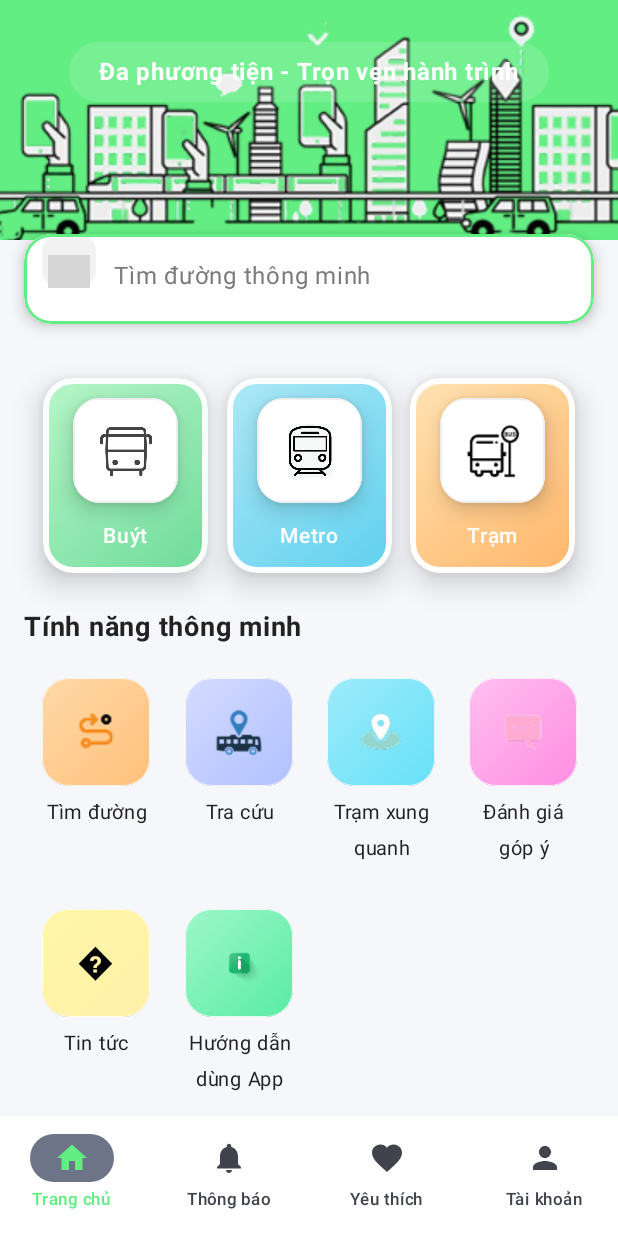
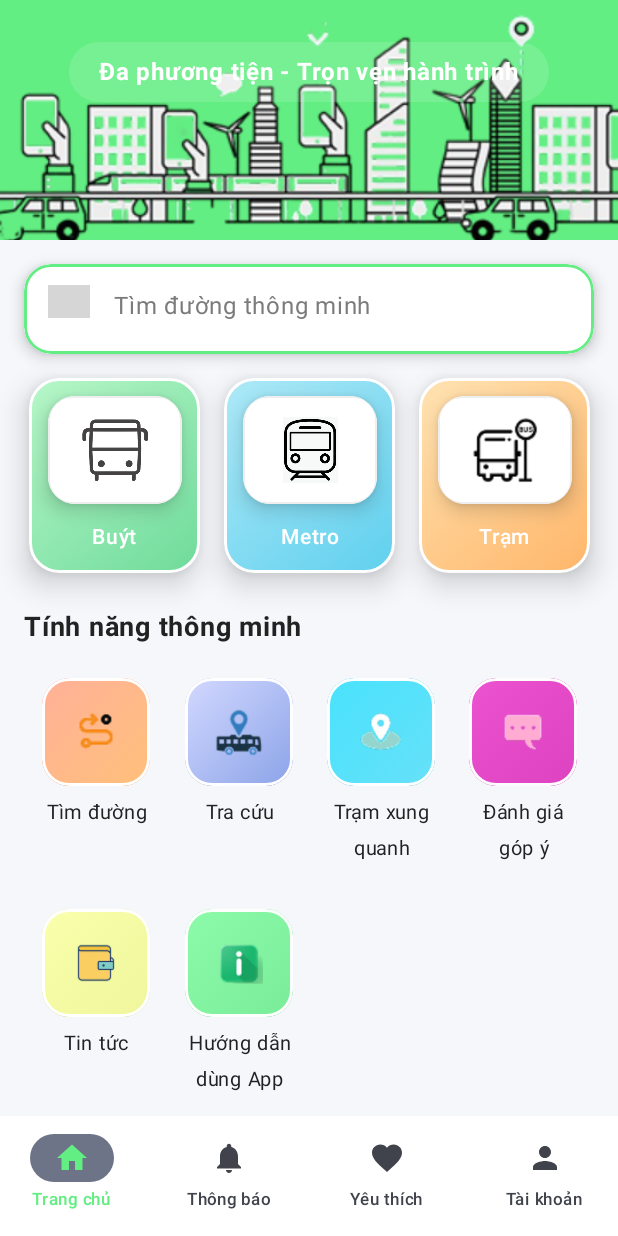
Before and after one commit to LeNguyenDuyCuong99zw/AppBusCitytracuutuyenxebuyt, an Android app built with Jetpack Compose: the screen it shows after launch (MainActivity), on a phone screen of 412 x 824 dp. Run offline under Robolectric (Android 15) with nearby library versions, the phone set to English and light mode, and no system bars; grey boxes are pictures that could not be loaded.

Commit message:
cập nhật giao diện

```diff
--- a/app/src/main/java/com/map/buscity/ui/home/HomeScreen.kt
+++ b/app/src/main/java/com/map/buscity/ui/home/HomeScreen.kt
@@ -138,7 +138,7 @@ fun HomeScreen(modifier: Modifier = Modifier) {
             Spacer(modifier = Modifier.height(8.dp))
 
             // Search bar overlaps header slightly and stretches to edges (minimal horizontal inset)
-            val searchOverlap = statusBarHeight / 2 + 12.dp
+            val searchOverlap = statusBarHeight / 2 - 8.dp  // Reduced overlap to move searchbar down
             Box(modifier = Modifier
                 .padding(horizontal = 16.dp)
                 .offset(y = -searchOverlap)
@@ -162,7 +162,6 @@ fun HomeScreen(modifier: Modifier = Modifier) {
                         Box(modifier = Modifier
                             .size(36.dp)
                             .clip(RoundedCornerShape(12.dp))
-                            .background(Color(0xFFF2F2F2))
                             .offset(y = 10.dp), contentAlignment = Alignment.Center) {
                             Image(
                                 painter = painterResource(id = R.drawable.search_bus),
@@ -195,8 +194,8 @@ fun HomeScreen(modifier: Modifier = Modifier) {
             // Big mode buttons (Buýt, Metro, Trạm)
             Row(modifier = Modifier
                 .fillMaxWidth()
-                .padding(horizontal = 16.dp),
-                horizontalArrangement = Arrangement.SpaceEvenly) {
+                .padding(horizontal = 8.dp),
+                horizontalArrangement = Arrangement.spacedBy(16.dp, Alignment.CenterHorizontally)) {
                 // pass the suggested drawable names (you will add these files under res/drawable/)
                 ModeButton(label = "Buýt", gradientColors = listOf(Color(0xFFB8F7C9), Color(0xFF6EDB9A)), iconEmoji = "🚌", iconResName = "mode_bus")
                 ModeButton(label = "Metro", gradientColors = listOf(Color(0xFFAEE9F7), Color(0xFF5FD0EE)), iconEmoji = "🚆", iconResName = "mode_metro")
@@ -216,15 +215,13 @@ fun HomeScreen(modifier: Modifier = Modifier) {
 
             Spacer(modifier = Modifier.height(16.dp))
 
-            // Feature grid (responsive)
-            // Use LazyVerticalGrid with adaptive columns so the items adapt to available width.
             val features = listOf(
-                Triple("Tìm đường", "feature_timduong", listOf(Color(0xFFFFD9A8), Color(0xFFFFC07A))),
-                Triple("Tra cứu", "feature_tracuu", listOf(Color(0xFFD6DBFF), Color(0xFFAFC1FF))),
-                Triple("Trạm xung quanh", "feature_tramxungquanh", listOf(Color(0xFF9EEBFB), Color(0xFF66E1F8))),
-                Triple("Đánh giá góp ý", "feature_danhgia", listOf(Color(0xFFFFC0F0), Color(0xFFFF8DE2))),
-                Triple("Tin tức", "feature_tintuc", listOf(Color(0xFFFFF7A8), Color(0xFFFFF0A8))),
-                Triple("Hướng dẫn dùng App", "feature_huongdan", listOf(Color(0xFF9EF7C9), Color(0xFF59ECA4)))
+                Triple("Tìm đường", "feature_timduong", listOf(Color(0xFFFFB199), Color(0xFFFFC07A))),
+                Triple("Tra cứu", "feature_tracuu", listOf(Color(0xFFD3D9FF), Color(0xFF8BA3E8))),
+                Triple("Trạm xung quanh", "feature_tramxungquanh", listOf(Color(0xFF49E2FD), Color(0xFF66E1F8))),
+                Triple("Đánh giá góp ý", "feature_danhgia", listOf(Color(0xFFEC53D0), Color(0xFFDD42C1))),
+                Triple("Tin tức", "feature_tintuc", listOf(Color(0xFFF9FFAB), Color(0xFFF0F69C))),
+                Triple("Hướng dẫn dùng App", "feature_huongdan", listOf(Color(0xFF8CFBAA), Color(0xFF7AEC98)))
             )
 
             LazyVerticalGrid(
@@ -236,8 +233,8 @@ fun HomeScreen(modifier: Modifier = Modifier) {
                 verticalArrangement = Arrangement.spacedBy(16.dp)
             ) {
                 items(features) { feature ->
-                    val (label, iconName, gradient) = feature
-                    FeatureItem(label = label, iconResName = iconName, iconEmoji = "�", gradientColors = gradient)
+                    val (label, iconName, gradientColors) = feature
+                    FeatureItem(label = label, iconResName = iconName, iconEmoji = "�", gradientColors = gradientColors)
                 }
             }
 
@@ -293,19 +290,19 @@ private fun ModeButton(
     // Button close to design: tall rounded rectangle with inner white circle for icon and label inside color area
     Box(
         modifier = Modifier
-            .size(width = 110.dp, height = 130.dp)
+            .size(width = 114.dp, height = 130.dp)
             // stronger drop shadow for the card
             .shadow(12.dp, shape = RoundedCornerShape(20.dp))
             // white outline like the mock (subtle; use semi-transparent to avoid pure white pop)
-            .border(width = 4.dp, color = Color.White.copy(alpha = 0.98f), shape = RoundedCornerShape(20.dp))
-            .clip(RoundedCornerShape(20.dp))
+            .border(width = 2.dp, color = Color.White.copy(alpha = 0.98f), shape = RoundedCornerShape(20.dp))
+            .clip(RoundedCornerShape(25.dp))
             .background(brush = Brush.linearGradient(colors = gradientColors)),
         contentAlignment = Alignment.Center
     ) {
         Column(horizontalAlignment = Alignment.CenterHorizontally, verticalArrangement = Arrangement.Center) {
             Box(
                 modifier = Modifier
-                    .size(70.dp)
+                    .size(width = 89.dp, height = 72.dp)
                     // stronger inner tile shadow and thin border for the inner white tile
                     .shadow(8.dp, shape = RoundedCornerShape(18.dp))
                     .clip(RoundedCornerShape(16.dp))
@@ -320,7 +317,7 @@ private fun ModeButton(
                 } ?: 0
 
                 if (resolvedId != null && resolvedId != 0) {
-                    Image(painter = painterResource(id = resolvedId), contentDescription = label, modifier = Modifier.size(36.dp))
+                    Image(painter = painterResource(id = resolvedId), contentDescription = label, modifier = Modifier.size(width = 45.dp, height = 44.dp))
                 } else {
                     Text(text = iconEmoji, fontSize = 30.sp)
                 }
@@ -328,7 +325,6 @@ private fun ModeButton(
 
             Spacer(modifier = Modifier.height(10.dp))
 
-            // Label sits inside color area near bottom; use smaller font and slight shadow for clarity
             Text(text = label, color = Color.White, fontWeight = FontWeight.SemiBold, fontSize = 14.sp)
         }
     }
@@ -339,7 +335,7 @@ private fun FeatureItem(
     label: String,
     iconResName: String? = null,
     iconEmoji: String = "🔖",
-    gradientColors: List<Color> = listOf(Color(0xFFF6C88D), Color(0xFFFFE7C9))
+    gradientColors: List<Color> = listOf(Color(0xFFF6C88D), Color(0xFFE5B77E))
 ) {
     val context = LocalContext.current
     val resolvedId = iconResName?.let { name ->
@@ -350,10 +346,8 @@ private fun FeatureItem(
         Box(modifier = Modifier
             .size(72.dp)
             .clip(RoundedCornerShape(18.dp))
-            // stronger shadow to match mock
-            .shadow(10.dp, shape = RoundedCornerShape(18.dp))
-            // subtle white outline to give the raised tile look
-            .border(width = 0.5.dp, color = Color.White.copy(alpha = 0.8f), shape = RoundedCornerShape(18.dp))
+            .shadow(12.dp, shape = RoundedCornerShape(18.dp))
+            .border(width = 2.dp, color = Color.White.copy(alpha = 0.98f), shape = RoundedCornerShape(18.dp))
             .background(brush = Brush.linearGradient(colors = gradientColors)), contentAlignment = Alignment.Center) {
             if (resolvedId != 0) {
                 Image(painter = painterResource(id = resolvedId), contentDescription = label, modifier = Modifier.size(32.dp))
```
Also changed, not shown: app/src/main/res/drawable/feature_huongdan.png, app/src/main/res/drawable/feature_tintuc.png (added).
